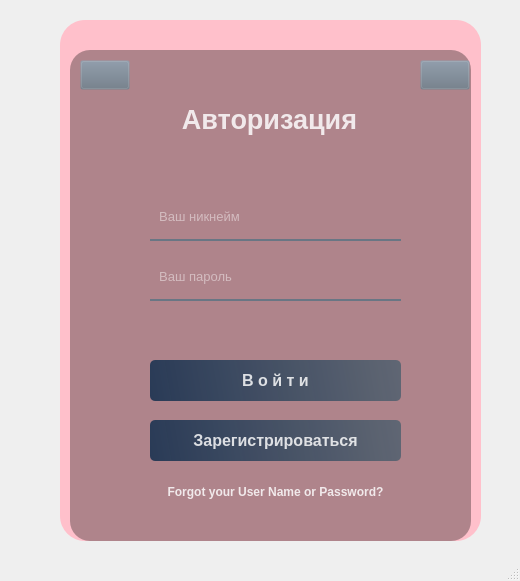
Before: the Qt Designer form Python_files/UI_files/SignIn.ui in tixdim/QT_school, drawn with Qt 5.
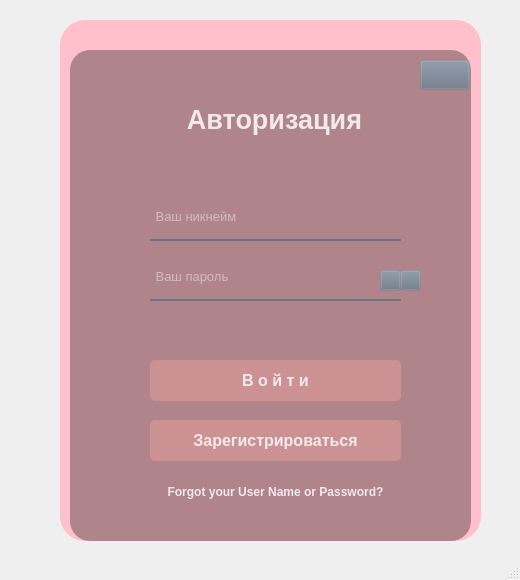
After: the same form once the commit is applied. Icons and pictures are not drawn.

Commit message: Сделал дизайн регистрации и логина + закодил их

```diff
--- a/Python_files/UI_files/SignIn.ui
+++ b/Python_files/UI_files/SignIn.ui
@@ -7,7 +7,7 @@
     <x>0</x>
     <y>0</y>
     <width>520</width>
-    <height>581</height>
+    <height>580</height>
    </rect>
   </property>
   <property name="font">
@@ -31,7 +31,7 @@
     </property>
     <property name="styleSheet">
      <string notr="true">QPushButton#pb_login{
-	background-color: qlineargradient(spread:pad, x1:0, y1:0.505682, x2:1, y2:0.477, stop:0 rgba(20, 47, 78, 219), stop:1 rgba(85, 98, 112, 226));
+	background-color: rgba(210, 148, 148, 210);
 	color: rgba(255, 255, 255, 210);
 	border-radius: 5px;
 }
@@ -45,7 +45,7 @@
 }
 
 QPushButton#pb_regist{
-	background-color: qlineargradient(spread:pad, x1:0, y1:0.505682, x2:1, y2:0.477, stop:0 rgba(20, 47, 78, 219), stop:1 rgba(85, 98, 112, 226));
+	background-color: rgba(210, 148, 148, 210);
 	color: rgba(255, 255, 255, 210);
 	border-radius: 5px;
 }
@@ -82,6 +82,22 @@
 QPushButton#pb_close:pressed{
 	padding-left: 3px;
 	padding-top: 3px;
+}
+
+QPushButton#pb_eye_not{
+	background-color: rgba(105, 118, 132, 0);
+}
+QPushButton#pb_eye_not:pressed{
+	padding-left: 1px;
+	padding-top: 1px;
+}
+
+QPushButton#pb_eye_active{
+	background-color: rgba(105, 118, 132, 0);
+}
+QPushButton#pb_eye_active:pressed{
+	padding-left: 1px;
+	padding-top: 1px;
 }</string>
     </property>
     <widget class="QLabel" name="back">
@@ -121,9 +137,9 @@
     <widget class="QLabel" name="login">
      <property name="geometry">
       <rect>
-       <x>139</x>
+       <x>119</x>
        <y>90</y>
-       <width>201</width>
+       <width>251</width>
        <height>40</height>
       </rect>
      </property>
@@ -168,7 +184,7 @@
 padding-bottom: 7px;</string>
      </property>
      <property name="placeholderText">
-      <string>  Ваш никнейм</string>
+      <string> Ваш никнейм</string>
      </property>
     </widget>
     <widget class="QLineEdit" name="user_password">
@@ -196,7 +212,7 @@
       <enum>QLineEdit::Password</enum>
      </property>
      <property name="placeholderText">
-      <string>  Ваш пароль</string>
+      <string> Ваш пароль</string>
      </property>
     </widget>
     <widget class="QPushButton" name="pb_login">
@@ -312,10 +328,10 @@
     <widget class="QPushButton" name="pb_back">
      <property name="geometry">
       <rect>
-       <x>50</x>
-       <y>50</y>
-       <width>50</width>
-       <height>30</height>
+       <x>350</x>
+       <y>260</y>
+       <width>21</width>
+       <height>21</height>
       </rect>
      </property>
      <property name="text">
@@ -325,12 +341,23 @@
       <iconset>
        <normaloff>../right-arrows.png</normaloff>../right-arrows.png</iconset>
      </property>
-     <property name="iconSize">
-      <size>
-       <width>30</width>
-       <height>30</height>
-      </size>
+    </widget>
+    <widget class="QPushButton" name="pb_eye_active">
+     <property name="geometry">
+      <rect>
+       <x>370</x>
+       <y>260</y>
+       <width>21</width>
+       <height>21</height>
+      </rect>
      </property>
+     <property name="text">
+      <string/>
+     </property>
+     <property name="icon">
+      <iconset>
+       <normaloff>../Images/eyes-active.svg</normaloff>../Images/eyes-active.svg</iconset>
+     </property>
     </widget>
    </widget>
   </widget>
```
Left out of the diff: 25 changed lines with no effect on the pictures. The commit also changes 7 other files.
